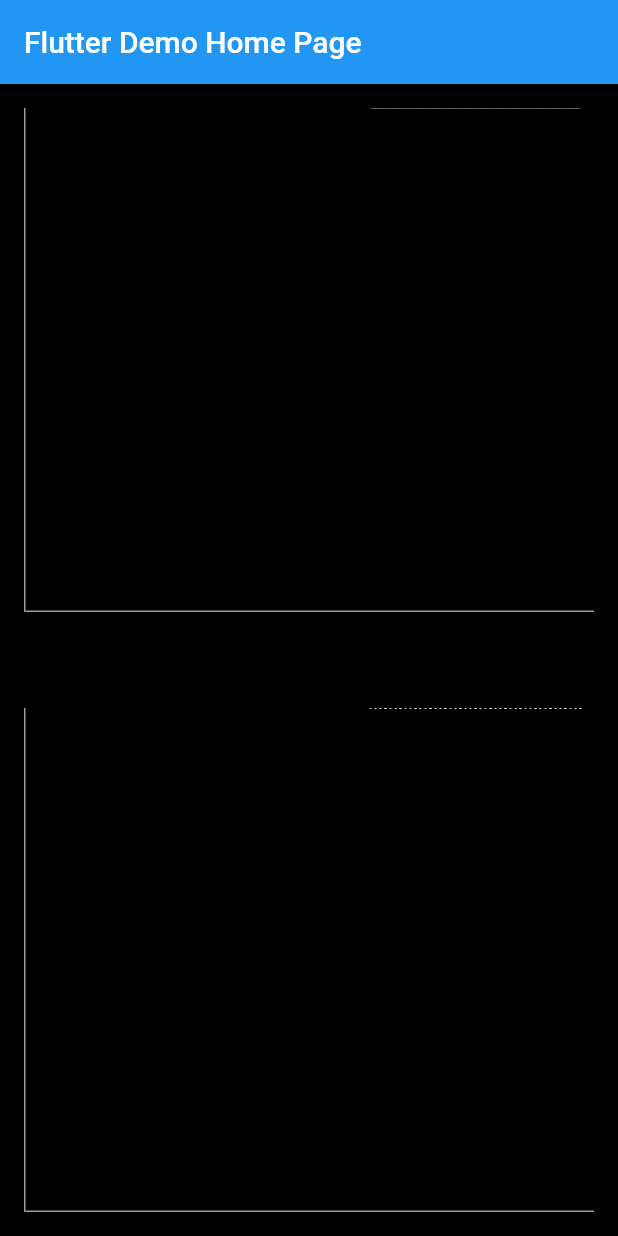
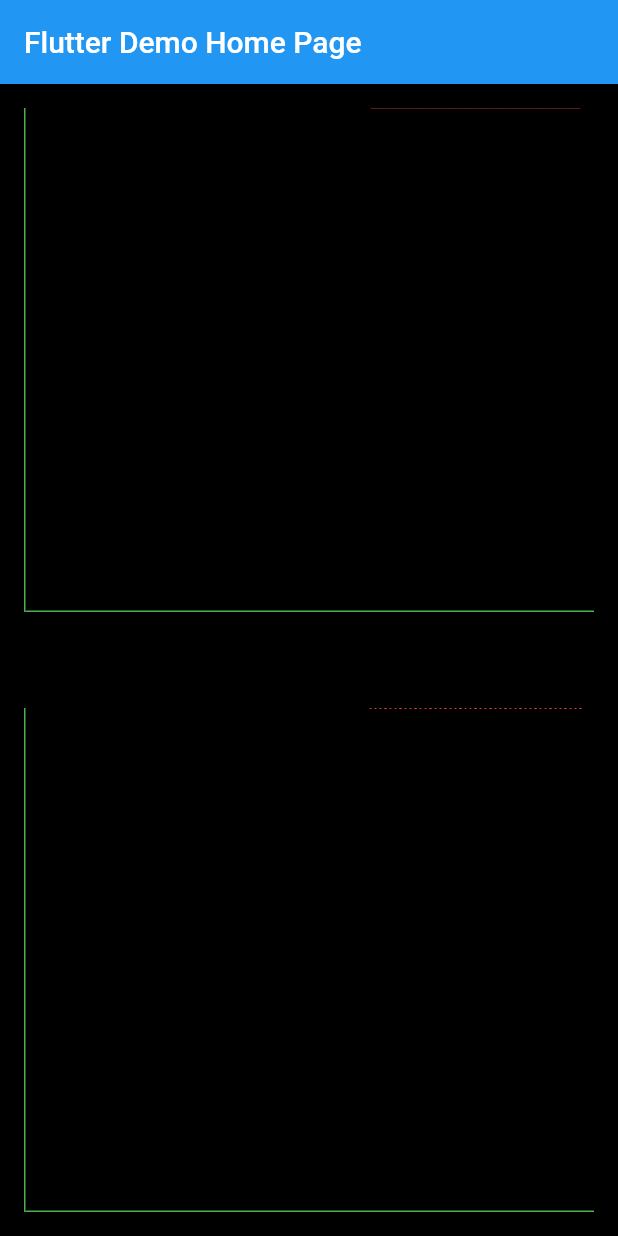
Before and after one commit to tajaouart/real_time_chart, a Flutter app: the screen it shows after launch, on a phone screen of 412 x 824 dp. Run offline on Flutter 3.47's test engine with Material 2 defaults, Android fonts, the phone set to English and light mode, and no system bars.

Commit message:
customize axis properties and graph color

```diff
--- a/lib/src/live_chart.dart
+++ b/lib/src/live_chart.dart
@@ -12,12 +12,18 @@ class RealTimeGraph extends StatefulWidget {
     this.updateDelay = const Duration(milliseconds: 50),
     this.speed = 1,
     this.graphStroke = 0.5,
+    this.graphColor = Colors.red,
+    this.axisColor = Colors.green,
+    this.axisWidth = 1.0,
     required this.stream,
     this.pointsSpacing = 3.0,
     this.displayMode = ChartDisplay.line,
   }) : super(key: key);
 
   final Stream<double> stream;
+  final Color graphColor;
+  final double axisWidth;
+  final Color axisColor;
   final Duration updateDelay;
   final int speed;
   final double graphStroke;
@@ -63,12 +69,9 @@ class RealTimeGraphState extends State<RealTimeGraph>
 
   @override
   Widget build(BuildContext context) {
-    return ClipRRect(
-      child: RepaintBoundary(
-        child: LayoutBuilder(
+    return LayoutBuilder(
       builder: (context, constraints) {
-            if (!constraints.maxWidth.isFinite ||
-                !constraints.maxHeight.isFinite) {
+        if (!constraints.maxWidth.isFinite || !constraints.maxHeight.isFinite) {
           return const SizedBox.shrink();
         }
 
@@ -80,33 +83,39 @@ class RealTimeGraphState extends State<RealTimeGraph>
             mainAxisSize: MainAxisSize.max,
             children: [
               Container(
-                    color: Colors.grey,
-                    width: 1,
+                color: widget.axisColor,
+                width: widget.axisWidth,
                 height: constraints.maxHeight,
               ),
               Column(
                 mainAxisSize: MainAxisSize.max,
                 children: [
-                      CustomPaint(
+                  ClipRRect(
+                    child: RepaintBoundary(
+                      child: CustomPaint(
                         size: Size(
-                          constraints.maxWidth - 1,
-                          constraints.maxHeight - 1,
+                          constraints.maxWidth - widget.axisWidth,
+                          constraints.maxHeight - widget.axisWidth,
                         ),
                         painter: widget.displayMode == ChartDisplay.points
                             ? _PointGraphPainter(
                                 data: _data,
                                 pointsSpacing: widget.pointsSpacing,
                                 graphStroke: widget.graphStroke,
+                                color: widget.graphColor,
                               )
                             : _LineGraphPainter(
                                 data: _data,
                                 graphStroke: widget.graphStroke,
+                                color: widget.graphColor,
+                              ),
+                      ),
                     ),
                   ),
                   Container(
-                        color: Colors.grey,
-                        height: 1,
-                        width: constraints.maxWidth - 1,
+                    color: widget.axisColor,
+                    height: widget.axisWidth,
+                    width: constraints.maxWidth - widget.axisWidth,
                   )
                 ],
               ),
@@ -114,8 +123,6 @@ class RealTimeGraphState extends State<RealTimeGraph>
           ),
         );
       },
-        ),
-      ),
     );
   }
 
@@ -138,18 +145,20 @@ class _PointGraphPainter extends CustomPainter {
     required this.data,
     required this.pointsSpacing,
     required this.graphStroke,
+    required this.color,
   });
 
   final List<Point<double>> data;
   final double pointsSpacing;
   final double graphStroke;
+  final Color color;
 
   @override
   void paint(Canvas canvas, Size size) {
     final paint = Paint()
       ..style = PaintingStyle.fill
       ..strokeWidth = graphStroke
-      ..color = Colors.white;
+      ..color = color;
 
     // Find the maximum y value in the data
     double maxY = 0;
@@ -206,17 +215,19 @@ class _LineGraphPainter extends CustomPainter {
   _LineGraphPainter({
     required this.data,
     required this.graphStroke,
+    required this.color,
   });
 
   final List<Point<double>> data;
   final double graphStroke;
+  final Color color;
 
   @override
   void paint(Canvas canvas, Size size) {
     final paint = Paint()
       ..style = PaintingStyle.stroke
       ..strokeWidth = graphStroke
-      ..color = Colors.white;
+      ..color = color;
     Path path = Path();
     // Find the maximum y value in the data
     double maxY = 0;
```
Lines whose indentation alone changed are shown as unchanged.
